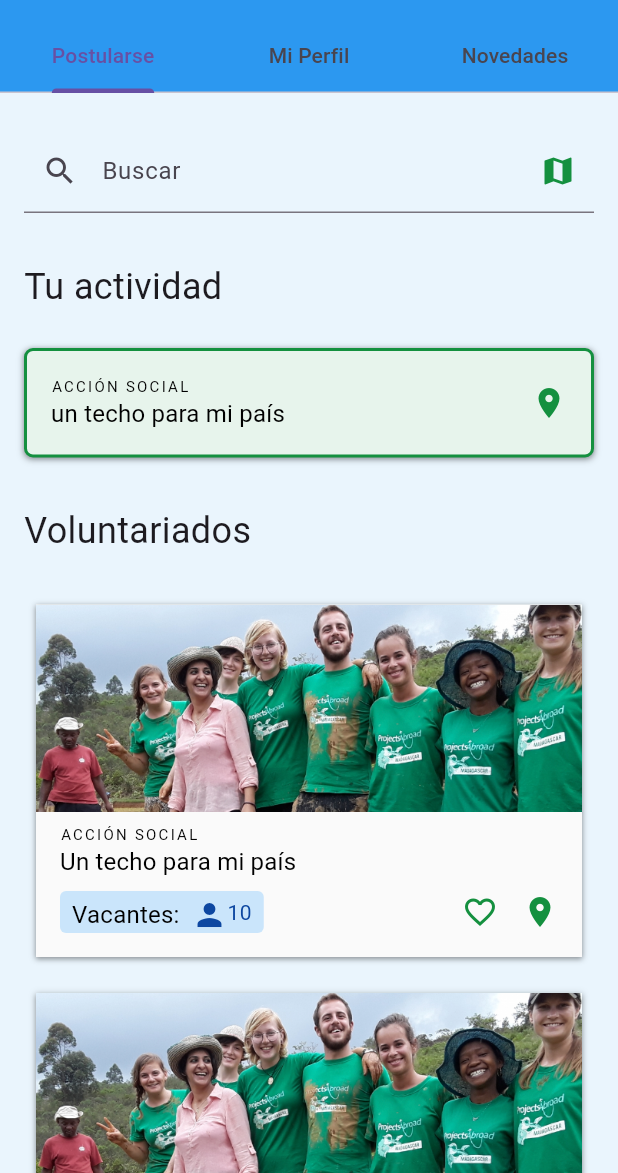
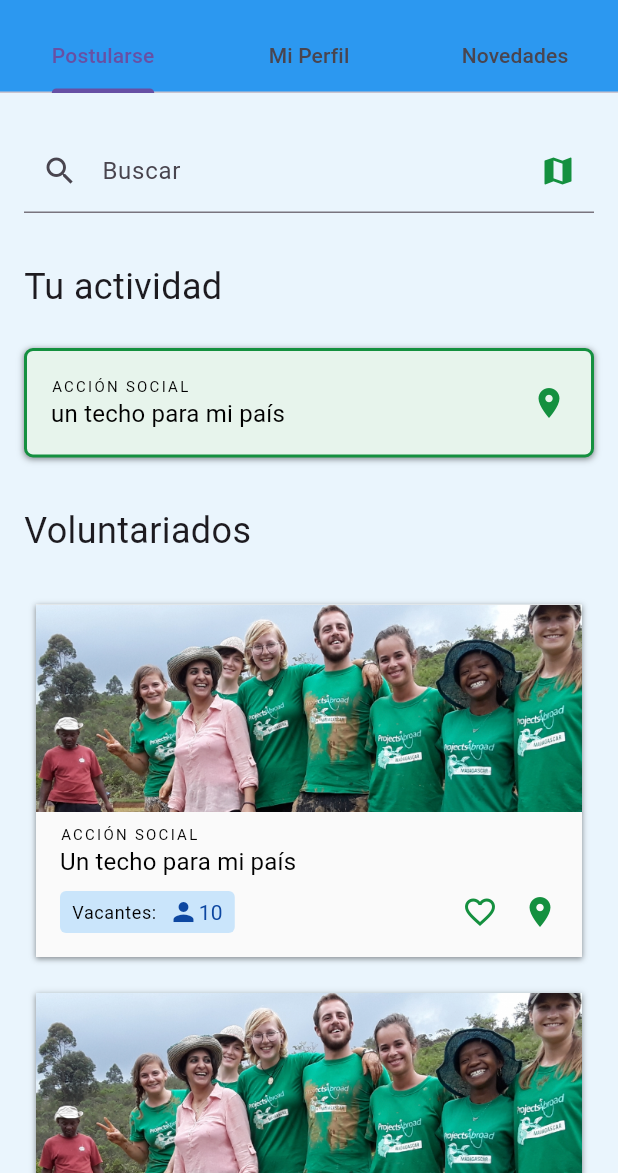
Before and after one commit to anitacruz/equipo_estrella, a Flutter app: the screen it shows after launch, on a phone screen of 412 x 824 dp, the part 63-1236 px from its top. Run offline on Flutter 3.47's test engine with Material 2 defaults, Android fonts, the phone set to English and light mode, and no system bars.

Commit message:
refactor: volunteer card chip

```diff
--- a/lib/widgets/card_chip.dart
+++ b/lib/widgets/card_chip.dart
@@ -11,12 +11,10 @@ class CardChip extends StatelessWidget {
   final bool isAvailable;
   @override
   Widget build(BuildContext context) {
-    return Center(
-        child: Container(
+    return Container(
         height: 28,
-            alignment: Alignment.center,
-            padding:
-                const EdgeInsets.only(left: 8, right: 8, top: 4, bottom: 4),
+        // alignment: Alignment.center,
+        padding: const EdgeInsets.only(left: 8, right: 8, top: 4, bottom: 4),
         decoration: BoxDecoration(
           borderRadius: BorderRadius.circular(4),
           color:
@@ -26,13 +24,14 @@ class CardChip extends StatelessWidget {
         // color:
         //     isAvailable ? ManosColors.secondary80 : ManosColors.neutral25,
         child: Row(
-              mainAxisAlignment: MainAxisAlignment.spaceBetween,
-              crossAxisAlignment: CrossAxisAlignment.center,
+          // mainAxisAlignment: MainAxisAlignment.spaceBetween,
+          // crossAxisAlignment: CrossAxisAlignment.center,
           children: [
             Text("Vacantes:",
-                    style: ManosFonts.sub1(color: ManosColors.neutral0)),
+                style: ManosFonts.b2(color: ManosColors.neutral0)),
             const SizedBox(width: 8),
             Icon(Icons.person,
+                size: 20,
                 color: isAvailable
                     ? ManosColors.secondary200
                     : ManosColors.secondary80),
@@ -42,6 +41,6 @@ class CardChip extends StatelessWidget {
                         ? ManosColors.secondary200
                         : ManosColors.secondary80)),
           ],
-            )));
+        ));
   }
 }
--- a/lib/widgets/no_volunteer_card.dart
+++ b/lib/widgets/no_volunteer_card.dart
@@ -14,7 +14,7 @@ class NoVolunteerCard extends StatelessWidget {
             alignment: Alignment.center,
             decoration: ManosShadows.shadow1,
             child: Text(
-              'Actualmente no hay voluntariados vigentes. Pronto se irán ircorporando nuevos',
+              'Actualmente no hay voluntariados vigentes. Pronto se irán incorporando nuevos',
               style: ManosFonts.sub1(),
               textAlign: TextAlign.center,
             )));
--- a/lib/widgets/scrollable_card_list.dart
+++ b/lib/widgets/scrollable_card_list.dart
@@ -27,3 +27,5 @@ class ScrollableCardList extends StatelessWidget {
     );
   }
 }
+
+//TODO: sliver -> sirve para tener distintos scrolleables
```
Lines whose indentation alone changed are shown as unchanged.
